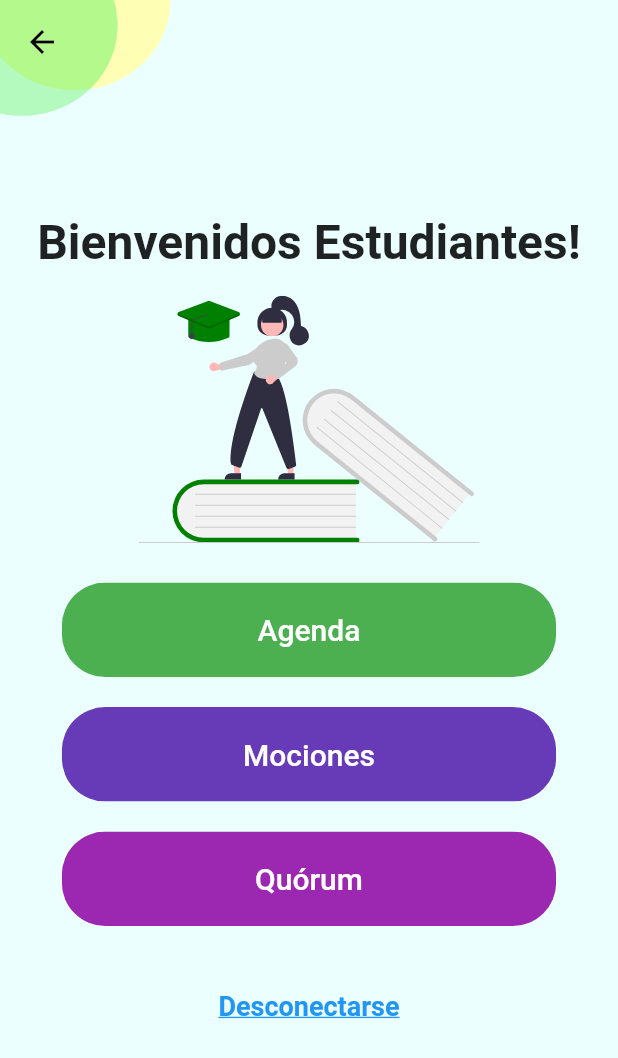
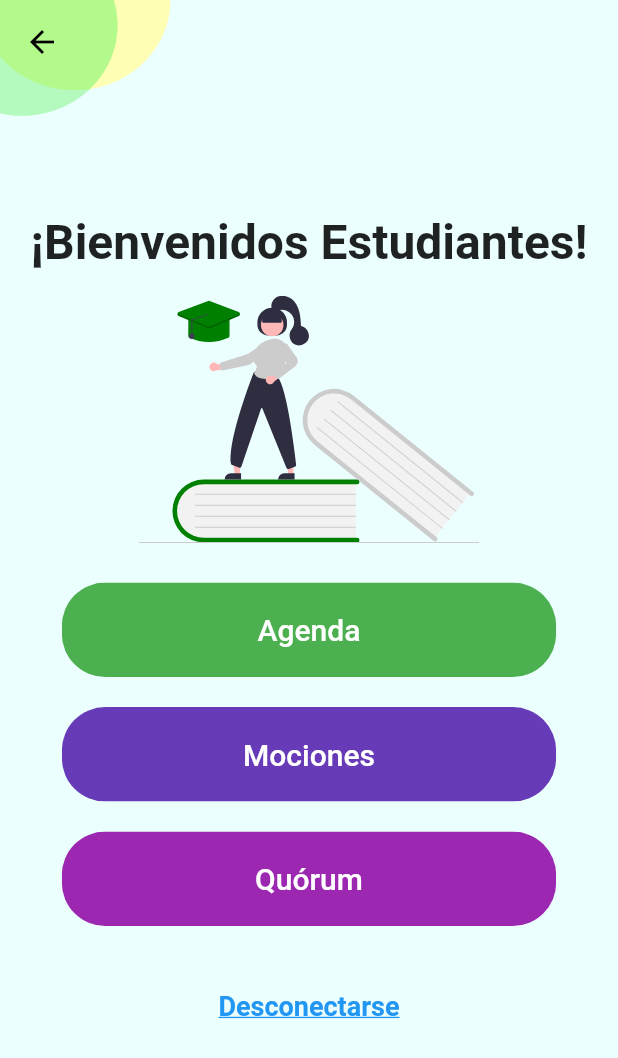
Before and after one commit to Jairo-RS/scan-n-vote, a Flutter app: the HomeBody screen opened directly with empty values, on a phone screen of 412 x 824 dp. Shown: the top 1058 px of the screen. Run offline on Flutter 3.47's test engine with Material 2 defaults, Android fonts, the light colour scheme and no system bars; our stand-ins replace bloc, equatable, flutter_bloc, flutter_secure_storage, flutter_svg; accounts and stored records are empty.

Commit message:
fixed exclamation mark

```diff
--- a/lib/screens/home_page/components/home_body.dart
+++ b/lib/screens/home_page/components/home_body.dart
@@ -101,7 +101,7 @@ class _HomeBodyState extends State<HomeBody> {
                 mainAxisAlignment: MainAxisAlignment.center,
                 children: <Widget>[
                   Text(
-                    "Bienvenidos Estudiantes!",
+                    "¡Bienvenidos Estudiantes!",
                     style: TextStyle(
                       fontWeight: FontWeight.bold,
                       fontSize: 32,
```
